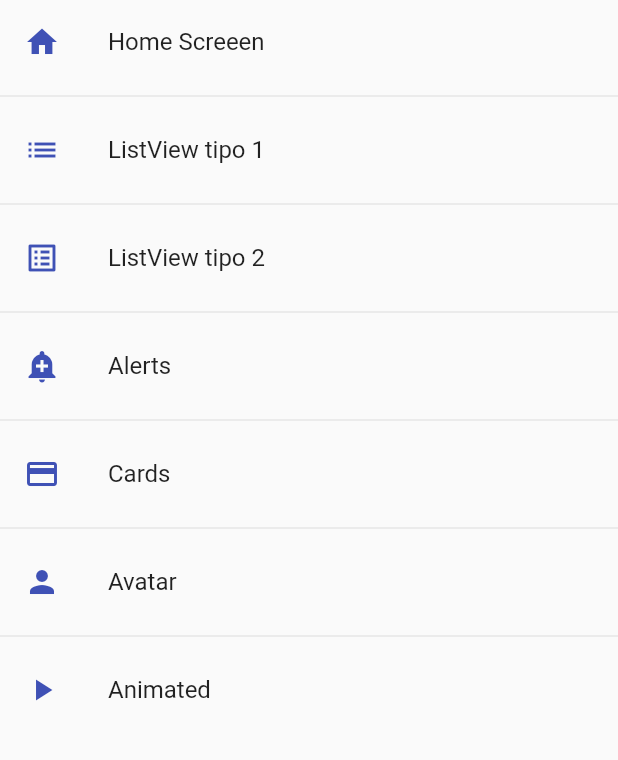
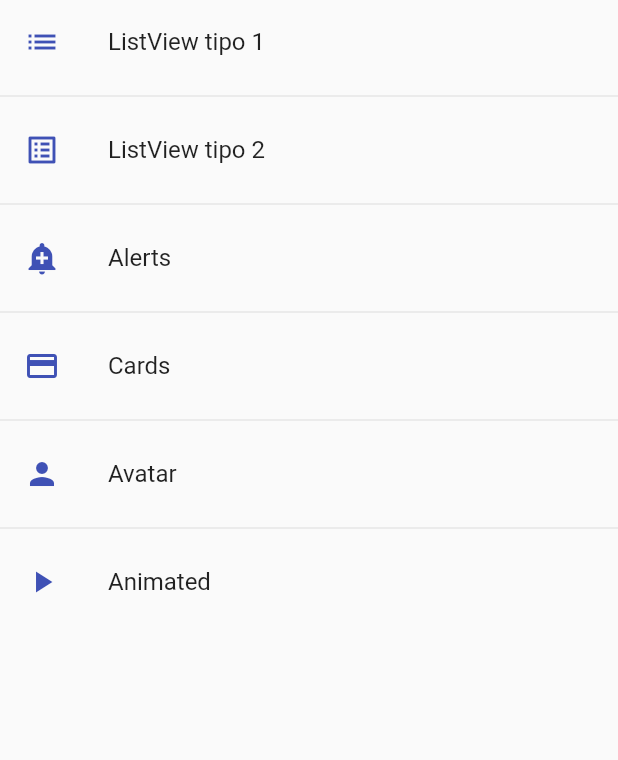
Before and after one commit to Keickd/Componentes-de-flutter, a Flutter app: the screen it shows after launch, on a phone screen of 412 x 824 dp, the part 84-844 px from its top. Run offline on Flutter 3.47's test engine with Material 2 defaults, Android fonts, the phone set to English and light mode, and no system bars.

Commit message:
Animacion completada

```diff
--- a/lib/router/app_routes.dart
+++ b/lib/router/app_routes.dart
@@ -6,12 +6,12 @@ class AppRoutes {
   static const initialRoute = 'home';
 
   static final menuOptions = <MenuOption>[
-    //TODO BORRAR HOME
-    MenuOption(
-        route: 'home',
-        name: 'Home Screeen',
-        screen: const HomeScreen(),
-        icon: Icons.home),
+    // //TODO BORRAR HOME
+    // MenuOption(
+    //     route: 'home',
+    //     name: 'Home Screeen',
+    //     screen: const HomeScreen(),
+    //     icon: Icons.home),
     MenuOption(
         route: 'listview1',
         name: 'ListView tipo 1',
@@ -46,6 +46,7 @@ class AppRoutes {
 
   static Map<String, Widget Function(BuildContext)> getAppRoutes() {
     Map<String, Widget Function(BuildContext)> appRoutes = {};
+    appRoutes.addAll({'home': (BuildContext context) => const HomeScreen()});
 
     for (final option in menuOptions) {
       appRoutes.addAll({option.route: (BuildContext context) => option.screen});
--- a/lib/screens/animated_screen.dart
+++ b/lib/screens/animated_screen.dart
@@ -34,11 +34,13 @@ class _AnimatedScreenState extends State<AnimatedScreen> {
         title: const Text('Animated Container'),
       ),
       body: Center(
-        child: Container(
+        child: AnimatedContainer(
           width: _width,
           height: _height,
           decoration:
               BoxDecoration(color: _color, borderRadius: _borderRadiusGeometry),
+          duration: const Duration(milliseconds: 300),
+          curve: Curves.easeOutCubic,
         ),
       ),
       floatingActionButton: FloatingActionButton(
```
